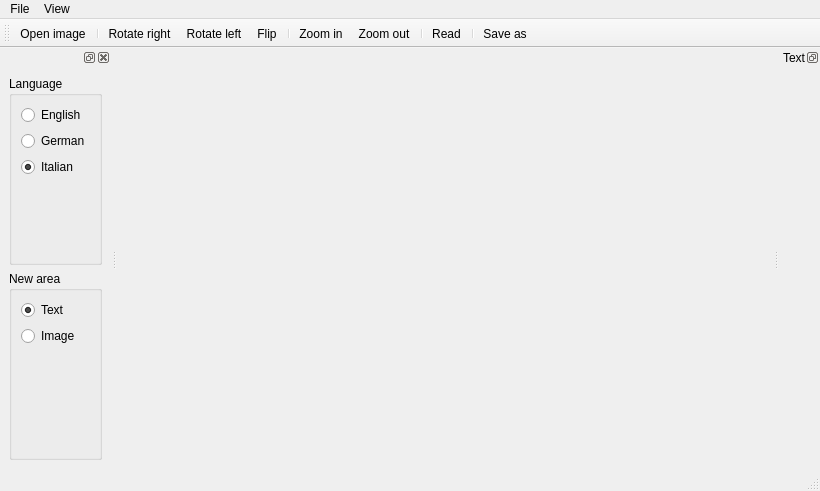
zdenop/lector, file ui_lector.ui: the form before one commit.
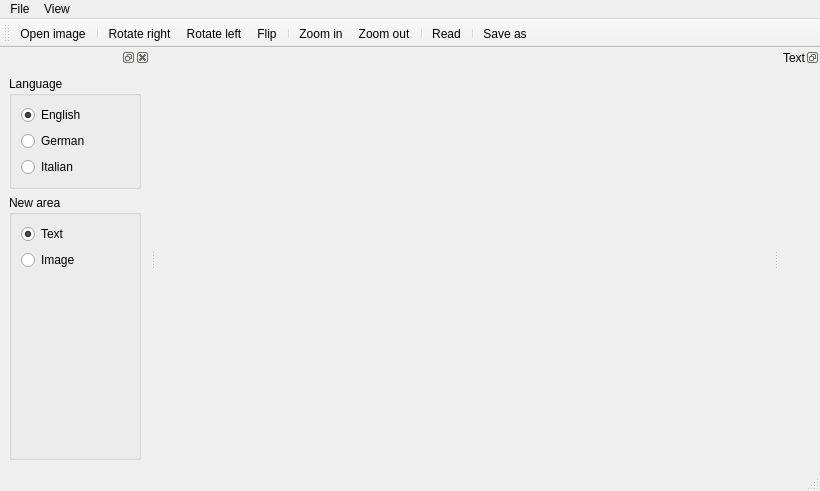
The form after the commit. Icons and pictures are not drawn.

Commit message: Bugfixes (bug in filenames and in first startup language settings) and layout correction

Diff of the .ui file:
```diff
--- a/ui_lector.ui
+++ b/ui_lector.ui
@@ -101,7 +101,7 @@
   <widget class="QDockWidget" name="dockWidget" >
    <property name="minimumSize" >
     <size>
-     <width>80</width>
+     <width>150</width>
      <height>0</height>
     </size>
    </property>
@@ -127,6 +127,9 @@
           <property name="text" >
            <string>English</string>
           </property>
+          <property name="checked" >
+           <bool>true</bool>
+          </property>
          </widget>
         </item>
         <item>
@@ -142,23 +145,10 @@
            <string>Italian</string>
           </property>
           <property name="checked" >
-           <bool>true</bool>
+           <bool>false</bool>
           </property>
          </widget>
         </item>
-        <item>
-         <spacer>
-          <property name="orientation" >
-           <enum>Qt::Vertical</enum>
-          </property>
-          <property name="sizeHint" >
-           <size>
-            <width>20</width>
-            <height>40</height>
-           </size>
-          </property>
-         </spacer>
-        </item>
        </layout>
       </widget>
      </item>
```
Left out of the diff: 2 changed lines with no effect on the pictures. The commit also changes 2 other files.
